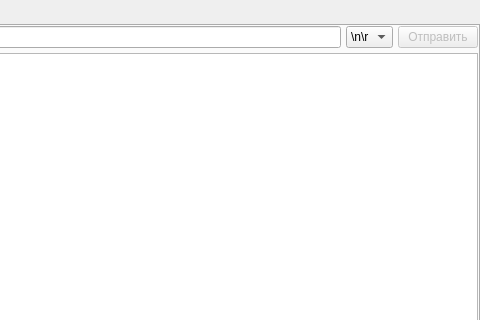
Before: the Qt Designer form design.ui in das747/SerialMonitor, drawn with Qt 5; both pictures show x 448 to 928 and y 0 to 320 of the 928 by 490 pixel window.
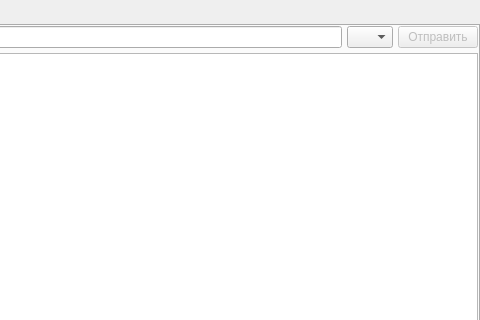
After: the same form once the commit is applied.

Diff of the .ui file:
```diff
--- a/design.ui
+++ b/design.ui
@@ -77,7 +77,7 @@
             <item>
              <widget class="QComboBox" name="end_box">
               <property name="currentIndex">
-               <number>1</number>
+               <number>0</number>
               </property>
               <item>
                <property name="text">
@@ -86,7 +86,7 @@
               </item>
               <item>
                <property name="text">
-                <string>\n\r</string>
+                <string>\r\n</string>
                </property>
               </item>
               <item>
```
Left out of the diff: 5 changed lines with no effect on the pictures.
